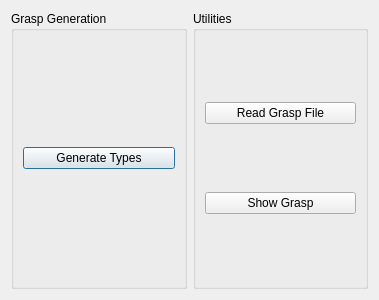
Above: ui/CanonicalPlanner/canonicalPlannerDlg.ui from ana-GT/Graspit before the change. Below: the same form after it.
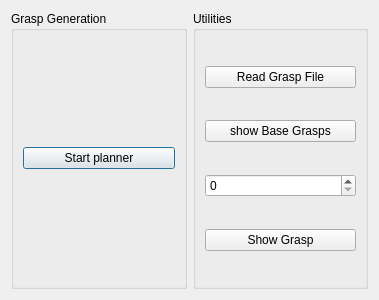
That is the form after the change.

Commit message: Set base grasps

Diff of the .ui file:
```diff
--- a/ui/CanonicalPlanner/canonicalPlannerDlg.ui
+++ b/ui/CanonicalPlanner/canonicalPlannerDlg.ui
@@ -23,7 +23,7 @@
       <item>
        <widget class="QPushButton" name="getClasses_pushButton">
         <property name="text">
-         <string>Generate Types</string>
+         <string>Start planner</string>
         </property>
        </widget>
       </item>
@@ -43,6 +43,23 @@
         </property>
        </widget>
       </item>
+      <item>
+       <widget class="QPushButton" name="showBaseGraspsButton">
+        <property name="text">
+         <string>show Base Grasps</string>
+        </property>
+       </widget>
+      </item>
+      <item>
+       <widget class="QSpinBox" name="indiceBox">
+        <property name="maximum">
+         <number>6</number>
+        </property>
+        <property name="singleStep">
+         <number>0</number>
+        </property>
+       </widget>
+      </item>
       <item>
        <widget class="QPushButton" name="showGrasp_pushButton">
         <property name="text">
```
Left out of the diff: 58 changed lines with no effect on the pictures. The commit also changes 36 other files.
